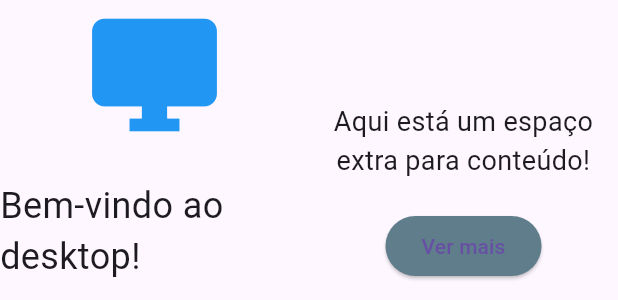
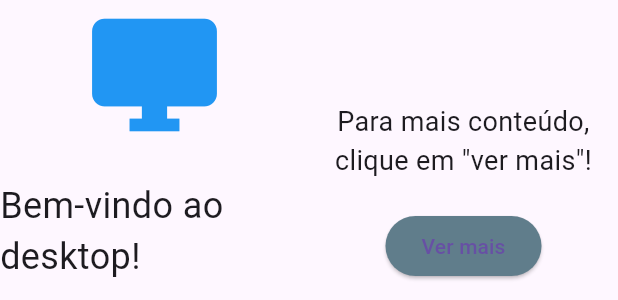
Before and after one commit to xBR3NOx/Meu-primeiro-app-web, a Flutter app: the LargeScreen widget shown alone on an empty page, opened directly, on a phone screen of 412 x 824 dp. Shown: the part 426-726 px from the top of the screen. Run offline on Flutter 3.47's test engine with Material 3 defaults, Android fonts, the phone set to English and light mode, and no system bars.

Commit message:
Update main.dart

```diff
--- a/lib/main.dart
+++ b/lib/main.dart
@@ -126,7 +126,7 @@ class LargeScreen extends StatelessWidget {
               mainAxisAlignment: MainAxisAlignment.center,
               children: [
                 Text(
-                  'Aqui está um espaço extra para conteúdo!',
+                  'Para mais conteúdo, clique em "ver mais"!',
                   style: TextStyle(fontSize: 18),
                   textAlign: TextAlign.center,
                 ),
```
